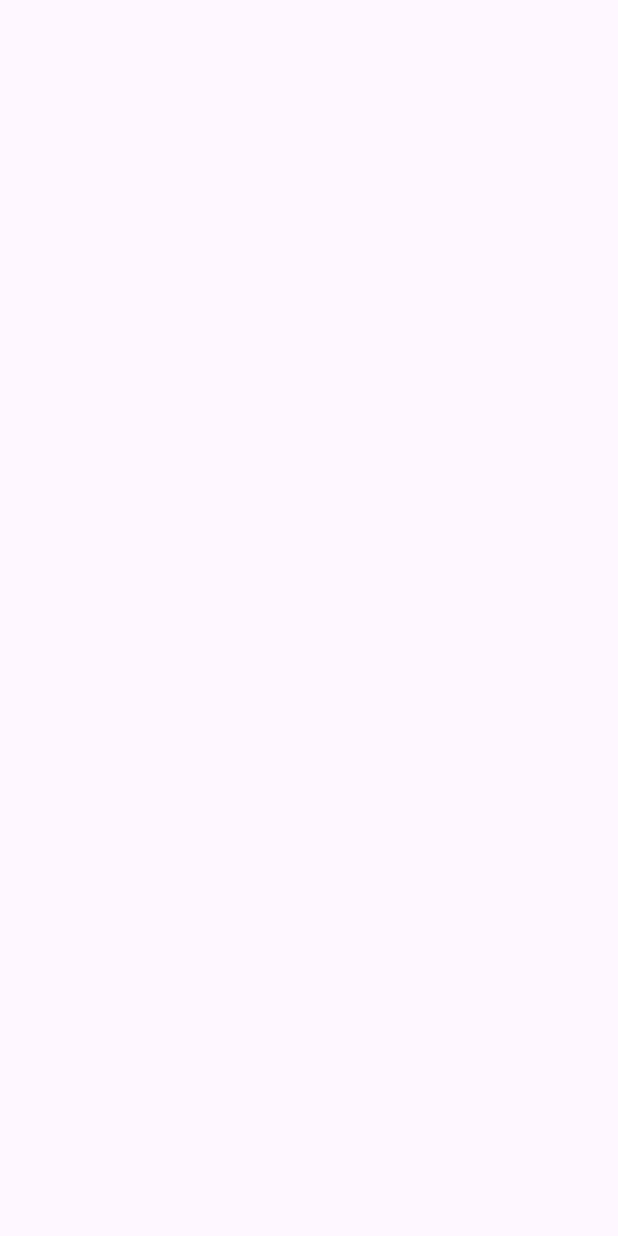
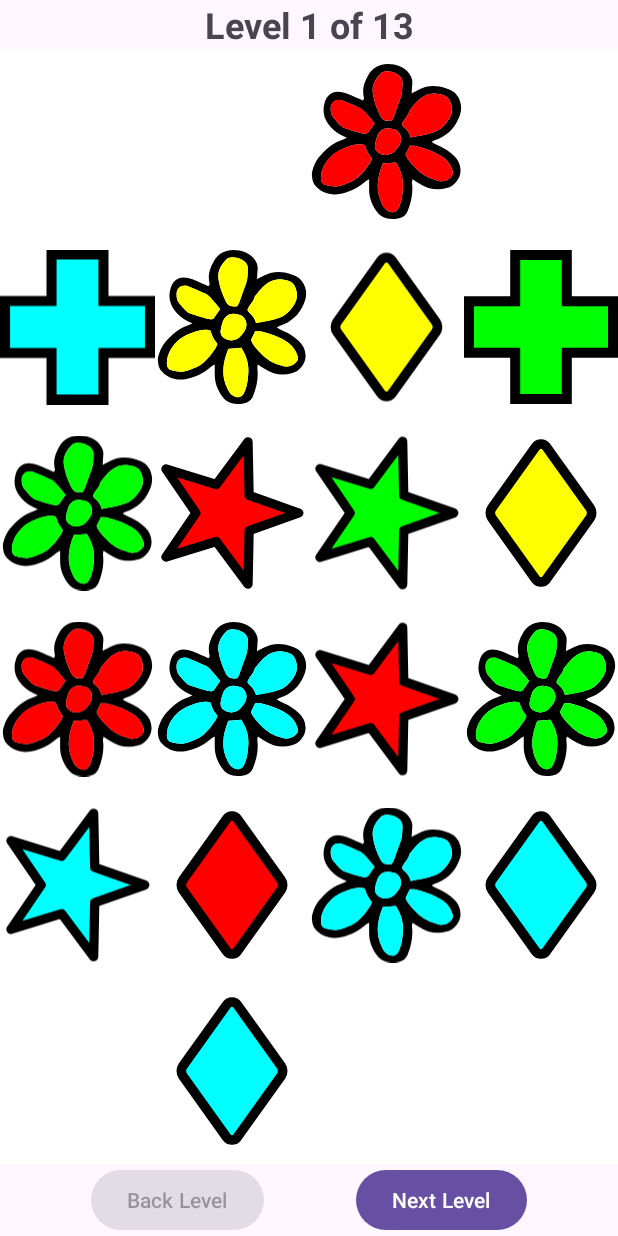
Before and after one commit to DouglasSam/Android-Eyeball-Maze, an Android app: the screen it shows after launch (MainActivity), on a phone screen of 412 x 824 dp. Before the commit the screen is empty. Run offline under Robolectric (Android 15) with nearby library versions, the phone set to English and light mode, and no system bars.

Commit message:
Add in basic level rendering

```diff
--- a/app/src/main/java/nz/ac/ara/sjd0364/MainActivity.java
+++ b/app/src/main/java/nz/ac/ara/sjd0364/MainActivity.java
@@ -1,11 +1,26 @@
 package nz.ac.ara.sjd0364;
 
+import static nz.ac.ara.sjd0364.model.enums.Color.BLANK;
+import static nz.ac.ara.sjd0364.model.enums.Color.BLUE;
+import static nz.ac.ara.sjd0364.model.enums.Color.GREEN;
+import static nz.ac.ara.sjd0364.model.enums.Color.PURPLE;
+import static nz.ac.ara.sjd0364.model.enums.Color.RED;
+import static nz.ac.ara.sjd0364.model.enums.Color.YELLOW;
+
+import android.graphics.Color;
+import android.graphics.PorterDuff;
+import android.graphics.drawable.Drawable;
 import android.os.Bundle;
 import android.util.Log;
+import android.view.View;
+import android.widget.Button;
 import android.widget.GridLayout;
+import android.widget.ImageView;
+import android.widget.TextView;
 
 import androidx.activity.EdgeToEdge;
 import androidx.appcompat.app.AppCompatActivity;
+import androidx.appcompat.content.res.AppCompatResources;
 import androidx.core.graphics.Insets;
 import androidx.core.view.ViewCompat;
 import androidx.core.view.WindowInsetsCompat;
@@ -20,6 +35,7 @@ import java.io.InputStreamReader;
 
 import nz.ac.ara.sjd0364.model.BlankSquare;
 import nz.ac.ara.sjd0364.model.Game;
+import nz.ac.ara.sjd0364.model.Level;
 import nz.ac.ara.sjd0364.model.PlayableSquare;
 import nz.ac.ara.sjd0364.model.enums.Direction;
 import nz.ac.ara.sjd0364.model.enums.Shape;
@@ -29,7 +45,8 @@ public class MainActivity extends AppCompatActivity {
 
     private static final String TAG = "MainActivity";
 
-    Game game;
+    private Game game;
+    private int currentLevel = 0;
 
     @Override
     protected void onCreate(Bundle savedInstanceState) {
@@ -46,44 +63,71 @@ public class MainActivity extends AppCompatActivity {
 
         loadMazesFromFiles();
 
-//        FrameLayout frame = findViewById(R.id.boardFrame);
-//
-//        LinearLayout verticalLayout = new LinearLayout(this);
-//        verticalLayout.setOrientation(LinearLayout.VERTICAL);
-////        verticalLayout.
-//        frame.addView(verticalLayout);
+        game.setLevel(currentLevel);
+
+//        Set up the level change buttons
+        Button nextButton = findViewById(R.id.nextLevel);
+        Button previousButton = findViewById(R.id.backLevel);
+        nextButton.setOnClickListener(v -> changeLevelOnClick(1,nextButton, previousButton));
+        previousButton.setOnClickListener(v -> changeLevelOnClick(-1, nextButton, previousButton));
+        previousButton.setEnabled(false);
+
+        renderCurrentLevel();
+
+    }
+
+    public void changeLevelOnClick(int change, Button nextButton, Button previousButton) {
+        currentLevel += change;
+        game.setLevel(currentLevel);
+
+        previousButton.setEnabled(currentLevel != 0);
+        nextButton.setEnabled(currentLevel != game.getLevelCount() - 1);
+
+        renderCurrentLevel();
+    }
+
+
+    private void renderCurrentLevel() {
         GridLayout gridLayout = findViewById(R.id.boardFrame);
 
+//        clear the grid layout
+        gridLayout.removeAllViews();
 
-//        for (int i = 0; i < 4; i++) {
-//            for (int j = 0; j < 5; j++) {
-////                ImageButton button = new ImageButton(this);
-////                button.setImageDrawable(AppCompatResources.getDrawable(this, R.drawable.flower));
-////                horizontalLayout.addView(button);
-//                ImageView image = new ImageView(this);
-//                GridLayout.LayoutParams params = new GridLayout.LayoutParams();
-//                params.width = 0;
-//                params.height = 0;
-//                params.rowSpec = GridLayout.spec(i, 1f);
-//                params.columnSpec = GridLayout.spec(j, 1f);
-//                image.setLayoutParams(params);
-//                image.setBackgroundColor(Color.parseColor("#ffffff"));
-////                image.setPadding(1,1,1,1);
-////                GradientDrawable drawable = (GradientDrawable) ContextCompat.getDrawable(this, R.drawable.flower);
-////                drawable.setColor(Color.RED); // Set new color
-//                Drawable drawable = AppCompatResources.getDrawable(this, list.get(j % list.size()));
-////                drawable.
-//                if (drawable != null) {
-//                    drawable.setColorFilter(Color.RED, PorterDuff.Mode.MULTIPLY);
-//                }
-//                else {
-//                    throw new NullPointerException("Drawable is null");
-//                }
-//                image.setImageDrawable(drawable);
-//                gridLayout.addView(image);
-//            }
-//        }
-        System.out.println(gridLayout.getHeight());
+        Log.d(TAG, "rendering: " + currentLevel + " " + game.getLevelHeight() + " " + game.getLevelWidth());
+
+
+        for (int i = 0; i < game.getLevelHeight(); i++) {
+            for (int j = 0; j < game.getLevelWidth(); j++) {;
+
+                Shape shape = game.getShapeAt(i, j);
+                nz.ac.ara.sjd0364.model.enums.Color color = game.getColorAt(i, j);
+
+                ImageView image = new ImageView(this);
+                GridLayout.LayoutParams params = new GridLayout.LayoutParams();
+                params.width = 0;
+                params.height = 0;
+                params.rowSpec = GridLayout.spec(i, 1f);
+                params.columnSpec = GridLayout.spec(j, 1f);
+                image.setLayoutParams(params);
+                image.setBackgroundColor(Color.parseColor("#ffffff"));
+                Log.d(TAG, "onCreate: "+ shape + " " + color);
+                if (shape != Shape.BLANK && color != BLANK) {
+
+                    Drawable drawable = AppCompatResources.getDrawable(this, getDrawableIDFromShape(shape));
+                    if (drawable != null) {
+                        drawable.setColorFilter(Color.parseColor(getHashCodeFromColor(color)), PorterDuff.Mode.MULTIPLY);
+                    } else {
+                        throw new NullPointerException("Drawable is null");
+                    }
+                    image.setImageDrawable(drawable);
+                }
+                gridLayout.addView(image);
+            }
+        }
+
+        TextView levelTitle = findViewById(R.id.levelTitle);
+        String title = "Level " + (currentLevel + 1) + " of " + game.getLevelCount();
+        levelTitle.setText(title);
     }
 
     private void loadMazesFromFiles() {
@@ -109,7 +153,7 @@ public class MainActivity extends AppCompatActivity {
                             Shape shape = getShape(cellDate.substring(0, 1));
                             nz.ac.ara.sjd0364.model.enums.Color color = getColor(cellDate.substring(1));
                             Square square = new PlayableSquare(color, shape);
-                            if (shape == Shape.BLANK && color == nz.ac.ara.sjd0364.model.enums.Color.BLANK) {
+                            if (shape == Shape.BLANK && color == BLANK) {
                                 square = new BlankSquare();
                             }
                             game.addSquare(square, i, j);
@@ -162,12 +206,12 @@ public class MainActivity extends AppCompatActivity {
 
     private nz.ac.ara.sjd0364.model.enums.Color getColor(String color) {
         return switch (color) {
-            case "a" -> nz.ac.ara.sjd0364.model.enums.Color.BLUE;
-            case "b" -> nz.ac.ara.sjd0364.model.enums.Color.RED;
-            case "c" -> nz.ac.ara.sjd0364.model.enums.Color.YELLOW;
-            case "d" -> nz.ac.ara.sjd0364.model.enums.Color.GREEN;
-            case "e" -> nz.ac.ara.sjd0364.model.enums.Color.PURPLE;
-            case "-" -> nz.ac.ara.sjd0364.model.enums.Color.BLANK;
+            case "a" -> BLUE;
+            case "b" -> RED;
+            case "c" -> YELLOW;
+            case "d" -> GREEN;
+            case "e" -> PURPLE;
+            case "-" -> BLANK;
             default -> throw new IllegalArgumentException("Invalid color: " + color);
         };
     }
@@ -192,4 +236,16 @@ public class MainActivity extends AppCompatActivity {
             default -> throw new IllegalStateException("Unexpected value: " + shape);
         };
     }
+
+    String getHashCodeFromColor(nz.ac.ara.sjd0364.model.enums.Color color) {
+        return switch (color) {
+            case BLUE -> "#00ffff";
+            case RED -> "#ff0000";
+            case YELLOW -> "#ffff00";
+            case GREEN -> "#00ff00";
+            case BLANK -> "#ffffff";
+            case PURPLE -> "#9400d3";
+            default -> throw new IllegalStateException("Unexpected value: " + color);
+        };
+    }
 }
--- a/app/src/main/java/nz/ac/ara/sjd0364/model/enums/Color.java
+++ b/app/src/main/java/nz/ac/ara/sjd0364/model/enums/Color.java
@@ -6,14 +6,4 @@ package nz.ac.ara.sjd0364.model.enums;
 public enum Color {
     BLUE, RED, YELLOW, GREEN, BLANK, PURPLE;
 
-    String getHashCode() {
-        return switch (this) {
-            case BLUE -> "#00ffff";
-            case RED -> "#ff0000";
-            case YELLOW -> "#ffff00";
-            case GREEN -> "#00ff00";
-            case BLANK -> "#ffffff";
-            case PURPLE -> "#9400d3";
-        };
-    }
 }
--- a/app/src/main/res/layout/activity_main.xml
+++ b/app/src/main/res/layout/activity_main.xml
@@ -11,13 +11,50 @@
     <GridLayout
         android:id="@+id/boardFrame"
         android:layout_width="match_parent"
-        android:layout_height="match_parent"
+        android:layout_height="0dp"
+        app:layout_constraintBottom_toTopOf="@id/backLevel"
         app:layout_constraintEnd_toEndOf="parent"
         app:layout_constraintStart_toStartOf="parent"
-        app:layout_constraintTop_toTopOf="parent"
-        app:layout_constraintBottom_toBottomOf="parent"
-        >
+        app:layout_constraintTop_toBottomOf="@id/levelTitle">
+
 
     </GridLayout>
 
+    <TextView
+        android:id="@+id/levelTitle"
+        android:layout_width="match_parent"
+        android:layout_height="wrap_content"
+        app:layout_constraintTop_toTopOf="parent"
+        app:layout_constraintStart_toStartOf="parent"
+        app:layout_constraintEnd_toEndOf="parent"
+        android:text="Placeholder"
+        android:textSize="24sp"
+        android:textStyle="bold"
+        android:gravity="center"
+        />
+
+    <Button
+        android:id="@+id/backLevel"
+        android:layout_width="wrap_content"
+        android:layout_height="wrap_content"
+        android:layout_row="0"
+        android:layout_column="0"
+        android:text="Back Level"
+        app:layout_constraintBottom_toBottomOf="parent"
+        app:layout_constraintEnd_toStartOf="@id/nextLevel"
+        app:layout_constraintStart_toStartOf="parent"
+        />
+
+    <Button
+        android:id="@+id/nextLevel"
+        android:layout_width="wrap_content"
+        android:layout_height="wrap_content"
+        android:layout_row="0"
+        android:layout_column="0"
+        android:text="Next Level"
+        app:layout_constraintBottom_toBottomOf="parent"
+        app:layout_constraintStart_toEndOf="@id/backLevel"
+        app:layout_constraintEnd_toEndOf="parent"/>
+
+
 </androidx.constraintlayout.widget.ConstraintLayout>
```
